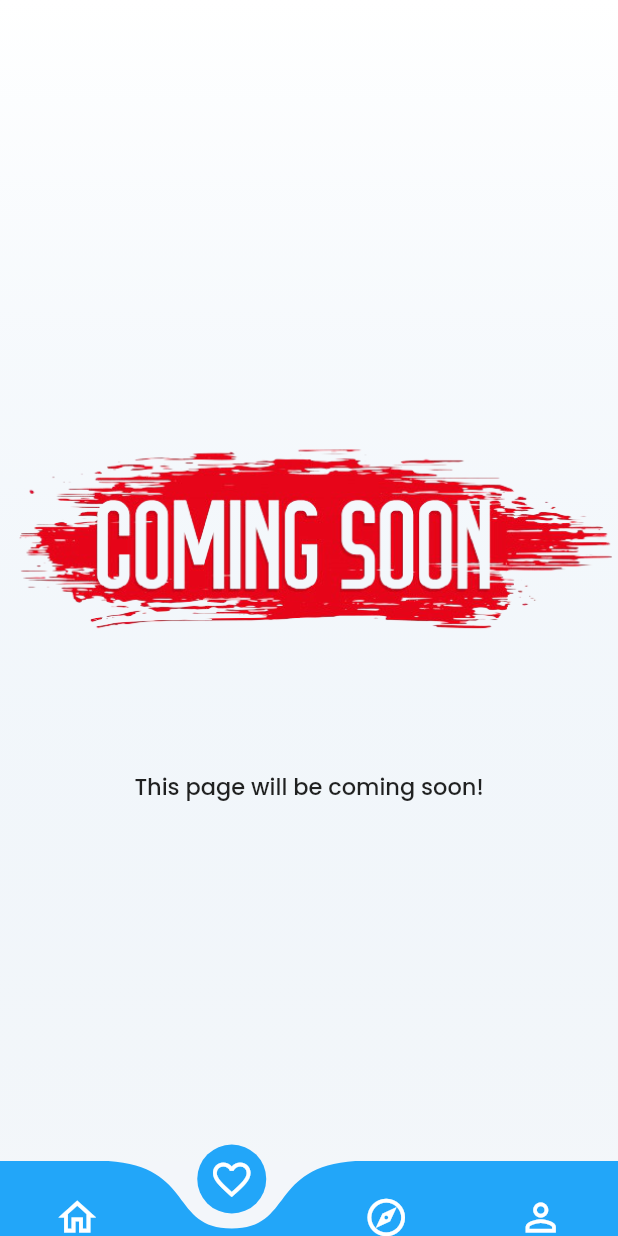
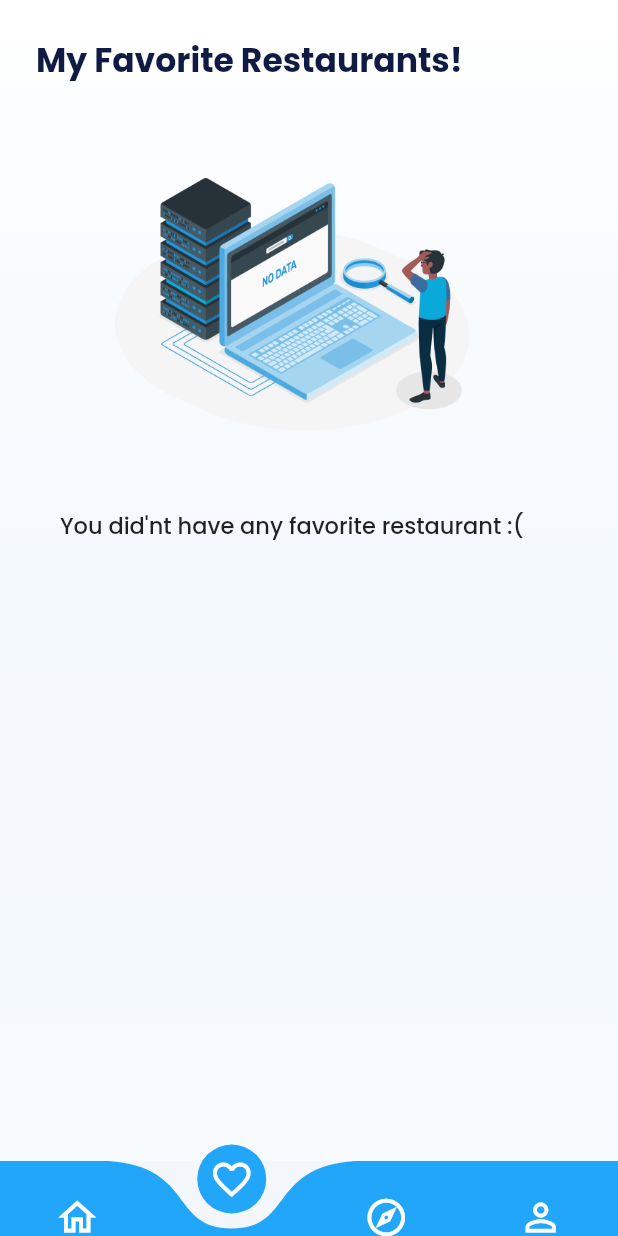
Before and after one commit to kroniz-utab/resto-apps, a Flutter app: the MainPage screen opened directly, swiped to page 2, on a phone screen of 412 x 824 dp. Run offline on Flutter 3.47's test engine with Material 2 defaults, Android fonts, the phone set to English and light mode, and no system bars; drawn by our look-alikes of curved_navigation_bar; our stand-ins replace connectivity, flutter_fadein, flutter_rating_bar, google_fonts, loading_indicator, readmore and 2 more; accounts and stored records are empty; network calls fail.

Commit message:
add local db and favorite pipelines

```diff
--- /dev/null
+++ b/lib/layout/favorite_page.dart
@@ -0,0 +1,87 @@
+import 'package:flutter/material.dart';
+import 'package:provider/provider.dart';
+import 'package:restaurant_apps/layout/support_content_page.dart';
+import 'package:restaurant_apps/provider/database_provider.dart';
+import 'package:restaurant_apps/theme/color.dart';
+import 'package:restaurant_apps/theme/typography.dart';
+import 'package:restaurant_apps/widget/resto_list.dart';
+
+class FavoritePage extends StatelessWidget {
+  const FavoritePage({Key? key}) : super(key: key);
+
+  @override
+  Widget build(BuildContext context) {
+    return Scaffold(
+      backgroundColor: whiteColor,
+      body: SizedBox.expand(
+        child: Container(
+          decoration: BoxDecoration(
+            gradient: LinearGradient(
+              colors: [
+                whiteColor,
+                bgGradientColor.withOpacity(.25),
+              ],
+              stops: [0, 1],
+              begin: Alignment.topCenter,
+              end: Alignment.bottomCenter,
+            ),
+          ),
+          child: SafeArea(
+            child: SingleChildScrollView(
+              physics: BouncingScrollPhysics(),
+              child: Padding(
+                padding: const EdgeInsets.symmetric(horizontal: 24.0),
+                child: Column(
+                  mainAxisAlignment: MainAxisAlignment.start,
+                  crossAxisAlignment: CrossAxisAlignment.start,
+                  children: [
+                    SizedBox(height: 24),
+                    Text(
+                      'My Favorite Restaurants!',
+                      style: headerTextStyle,
+                    ),
+                    SizedBox(height: 16),
+                    Consumer<DatabaseProvider>(
+                      builder: (context, provider, child) {
+                        if (provider.state == DatabaseResultState.NoData) {
+                          return SupportContentPage(
+                            imageAssets: 'assets/images/204_no_content.png',
+                            message: provider.message,
+                            width: 250,
+                          );
+                        } else if (provider.state ==
+                            DatabaseResultState.Error) {
+                          return SupportContentPage(
+                            imageAssets: 'assets/images/404_not_found.png',
+                            message: provider.message,
+                            width: 250,
+                          );
+                        } else if (provider.state ==
+                            DatabaseResultState.HasData) {
+                          return ListView.separated(
+                            shrinkWrap: true,
+                            physics: NeverScrollableScrollPhysics(),
+                            itemCount: provider.favorites.length,
+                            itemBuilder: (context, index) {
+                              return RestoList(
+                                  resto: provider.favorites[index]);
+                            },
+                            separatorBuilder: (context, index) {
+                              return SizedBox(height: 8);
+                            },
+                          );
+                        } else {
+                          return SizedBox();
+                        }
+                      },
+                    ),
+                  ],
+                ),
+              ),
+            ),
+          ),
+        ),
+      ),
+    );
+  }
+}
--- a/lib/layout/main_page.dart
+++ b/lib/layout/main_page.dart
@@ -1,5 +1,6 @@
 import 'package:curved_navigation_bar/curved_navigation_bar.dart';
 import 'package:flutter/material.dart';
+import 'package:restaurant_apps/layout/favorite_page.dart';
 import 'package:restaurant_apps/layout/profile_page.dart';
 import 'package:restaurant_apps/layout/support_content_page.dart';
 import 'package:restaurant_apps/layout/home_page.dart';
@@ -37,10 +38,7 @@ class _MainPageState extends State<MainPage> {
 
   List<Widget> _pageList = [
     HomePage(),
-    SupportContentPage(
-      imageAssets: 'assets/images/coming_soon.png',
-      message: 'This page will be coming soon!',
-    ),
+    FavoritePage(),
     SupportContentPage(
       imageAssets: 'assets/images/coming_soon.png',
       message: 'This page will be coming soon!',
--- a/lib/layout/support_content_page.dart
+++ b/lib/layout/support_content_page.dart
@@ -1,36 +1,26 @@
 import 'package:flutter/material.dart';
 
-import 'package:restaurant_apps/theme/color.dart';
 import 'package:restaurant_apps/theme/typography.dart';
 
 class SupportContentPage extends StatelessWidget {
   final String imageAssets;
   final String message;
-  const SupportContentPage({
+  final double? width;
+  SupportContentPage({
     Key? key,
     required this.imageAssets,
     required this.message,
+    this.width,
   }) : super(key: key);
   @override
   Widget build(BuildContext context) {
-    return Container(
-      decoration: BoxDecoration(
-        gradient: LinearGradient(
-          colors: [
-            Colors.white,
-            bgGradientColor.withOpacity(.25),
-          ],
-          stops: [0, 1],
-          begin: Alignment.topCenter,
-          end: Alignment.bottomCenter,
-        ),
-      ),
-      child: Column(
+    return Column(
       mainAxisAlignment: MainAxisAlignment.center,
       crossAxisAlignment: CrossAxisAlignment.center,
       children: [
         Image.asset(
           imageAssets,
+          width: width ?? null,
         ),
         Padding(
           padding: const EdgeInsets.all(16.0),
@@ -41,7 +31,6 @@ class SupportContentPage extends StatelessWidget {
           ),
         ),
       ],
-      ),
     );
   }
 }
--- a/lib/model/restaurant_list_model.dart
+++ b/lib/model/restaurant_list_model.dart
@@ -46,9 +46,18 @@ class Restaurant {
   factory Restaurant.fromJson(Map<String, dynamic> json) => Restaurant(
         id: json["id"],
         name: json["name"],
-        description: json["description"],
+        description: json["description"] == null ? '' : json["description"],
         pictureId: json["pictureId"],
         city: json["city"],
         rating: json["rating"].toDouble(),
       );
+
+  Map<String, dynamic> toJson() => {
+        "id": id,
+        "name": name,
+        "description": description,
+        "pictureId": pictureId,
+        "city": city,
+        "rating": rating,
+      };
 }
--- /dev/null
+++ b/lib/provider/database_provider.dart
@@ -0,0 +1,63 @@
+import 'package:flutter/foundation.dart';
+
+import 'package:restaurant_apps/helper/database_helper.dart';
+import 'package:restaurant_apps/model/restaurant_list_model.dart';
+
+enum DatabaseResultState { Loading, NoData, HasData, Error }
+
+class DatabaseProvider extends ChangeNotifier {
+  final DatabaseHelper databaseHelper;
+
+  DatabaseProvider({
+    required this.databaseHelper,
+  }) {
+    _getFavorite();
+  }
+
+  late DatabaseResultState _state;
+  DatabaseResultState get state => _state;
+
+  String _message = '';
+  String get message => _message;
+
+  List<Restaurant> _favorite = [];
+  List<Restaurant> get favorites => _favorite;
+
+  void _getFavorite() async {
+    _favorite = await databaseHelper.getFavorite();
+    if (_favorite.length > 0) {
+      _state = DatabaseResultState.HasData;
+    } else {
+      _state = DatabaseResultState.NoData;
+      _message = 'You did\'nt have any favorite restaurant :(';
+    }
+    notifyListeners();
+  }
+
+  void addFavorite(Restaurant resto) async {
+    try {
+      await databaseHelper.insertFavoriteResto(resto);
+      _getFavorite();
+    } catch (e) {
+      _state = DatabaseResultState.Error;
+      _message = 'Error : $e';
+      notifyListeners();
+    }
+  }
+
+  Future<bool> isFavorite(String id) async {
+    final favoritedResto = await databaseHelper.getFavoriteRestoById(id);
+    return favoritedResto.isNotEmpty;
+  }
+
+  void unfavoritedResto(String id) async {
+    try {
+      await databaseHelper.unfavoritedRestaurant(id);
+      _getFavorite();
+    } catch (e) {
+      _state = DatabaseResultState.Error;
+      _message = 'Error : $e';
+      notifyListeners();
+    }
+  }
+}
--- a/lib/widget/resto_card.dart
+++ b/lib/widget/resto_card.dart
@@ -138,7 +138,7 @@ class RestoCard extends StatelessWidget {
               padding: EdgeInsets.all(8.0),
               child: FavoriteButton(
                 size: 30,
-                isFavorite: false,
+                resto: resto,
               ),
             ),
           )
--- a/lib/widget/resto_list.dart
+++ b/lib/widget/resto_list.dart
@@ -121,7 +121,10 @@ class RestoList extends StatelessWidget {
               alignment: Alignment.topRight,
               child: Padding(
                 padding: EdgeInsets.all(8.0),
-                child: FavoriteButton(size: 30, isFavorite: false),
+                child: FavoriteButton(
+                  size: 30,
+                  resto: resto,
+                ),
               ),
             )
           ],
```
Also changed, not shown: lib/helper/database_helper.dart (added, +89 -0 lines), lib/helper/preferences_helper.dart (added, +31 -0 lines), lib/layout/detail_resto.dart (+13 -1 lines), lib/main.dart (+7 -0 lines), lib/provider/preferences_provider.dart (added, +37 -0 lines), lib/widget/favorite_button.dart (+22 -15 lines). Lines whose indentation alone changed are shown as unchanged.
